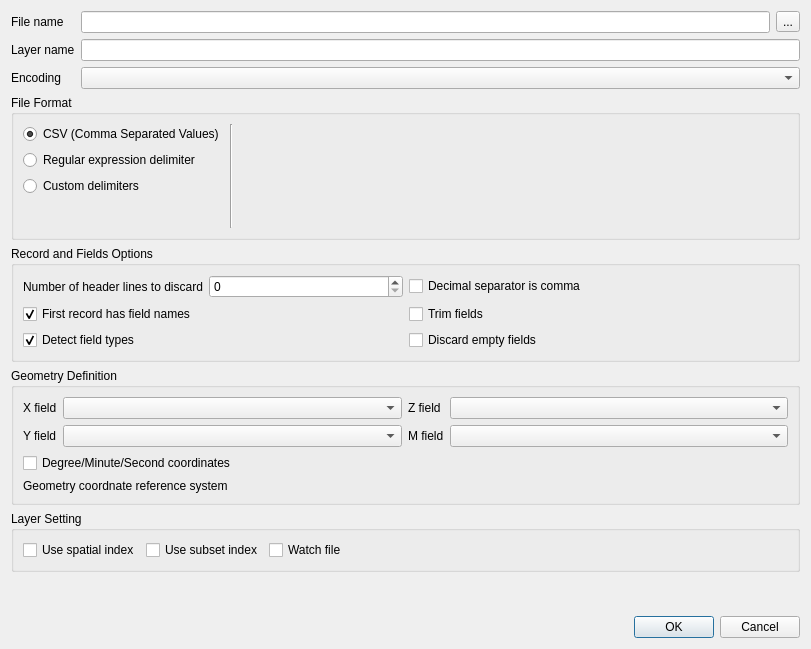
GWmodel-Lab/GWmodelS, file gwmopenxyeventlayerdialog.ui: the form before one commit.
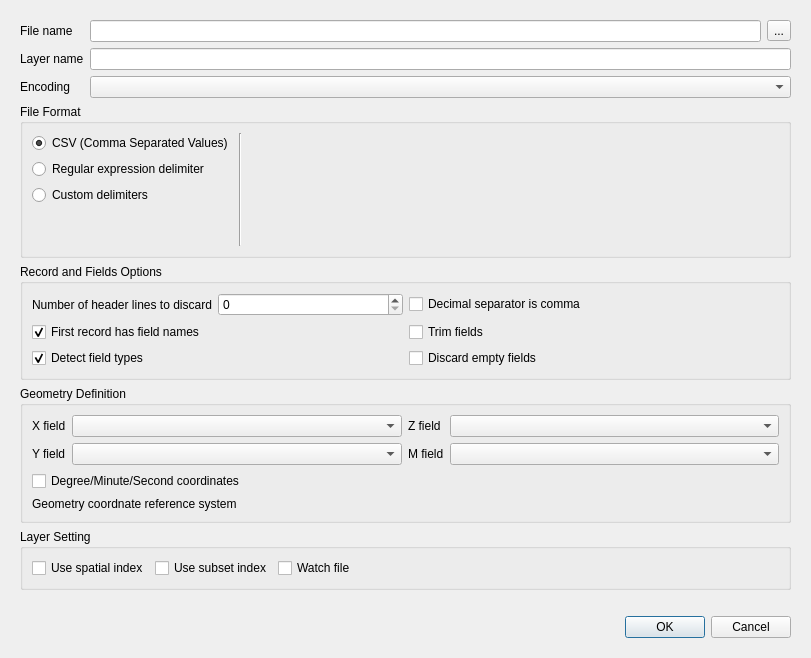
The form after the commit. Icons and pictures are not drawn.

Diff of the .ui file:
```diff
--- a/gwmopenxyeventlayerdialog.ui
+++ b/gwmopenxyeventlayerdialog.ui
@@ -7,7 +7,7 @@
     <x>0</x>
     <y>0</y>
     <width>811</width>
-    <height>649</height>
+    <height>658</height>
    </rect>
   </property>
   <property name="windowTitle">
@@ -20,10 +20,28 @@
   <property name="modal">
    <bool>true</bool>
   </property>
-  <layout class="QVBoxLayout" name="verticalLayout" stretch="0,0,0,0,0,0,0,0">
+  <layout class="QVBoxLayout" name="verticalLayout" stretch="0">
    <property name="sizeConstraint">
     <enum>QLayout::SetDefaultConstraint</enum>
    </property>
+   <item>
+    <widget class="QScrollArea" name="scrollArea">
+     <property name="frameShape">
+      <enum>QFrame::NoFrame</enum>
+     </property>
+     <property name="widgetResizable">
+      <bool>true</bool>
+     </property>
+     <widget class="QWidget" name="scrollAreaWidgetContents">
+      <property name="geometry">
+       <rect>
+        <x>0</x>
+        <y>-36</y>
+        <width>778</width>
+        <height>651</height>
+       </rect>
+      </property>
+      <layout class="QVBoxLayout" name="verticalLayout_7">
    <item>
     <layout class="QFormLayout" name="formLayout">
      <property name="labelAlignment">
@@ -554,19 +572,6 @@
      </property>
     </widget>
    </item>
-   <item>
-    <spacer name="verticalSpacer">
-     <property name="orientation">
-      <enum>Qt::Vertical</enum>
-     </property>
-     <property name="sizeHint" stdset="0">
-      <size>
-       <width>20</width>
-       <height>40</height>
-      </size>
-     </property>
-    </spacer>
-   </item>
    <item>
     <widget class="QDialogButtonBox" name="dialogBtn">
      <property name="orientation">
@@ -579,9 +584,11 @@
    </item>
   </layout>
  </widget>
- <resources>
-  <include location="images/images.qrc"/>
- </resources>
+    </widget>
+   </item>
+  </layout>
+ </widget>
+ <resources/>
  <connections>
   <connection>
    <sender>dialogBtn</sender>
```
Left out of the diff: 2 changed lines with no effect on the pictures. Lines whose indentation alone changed are shown as unchanged.
